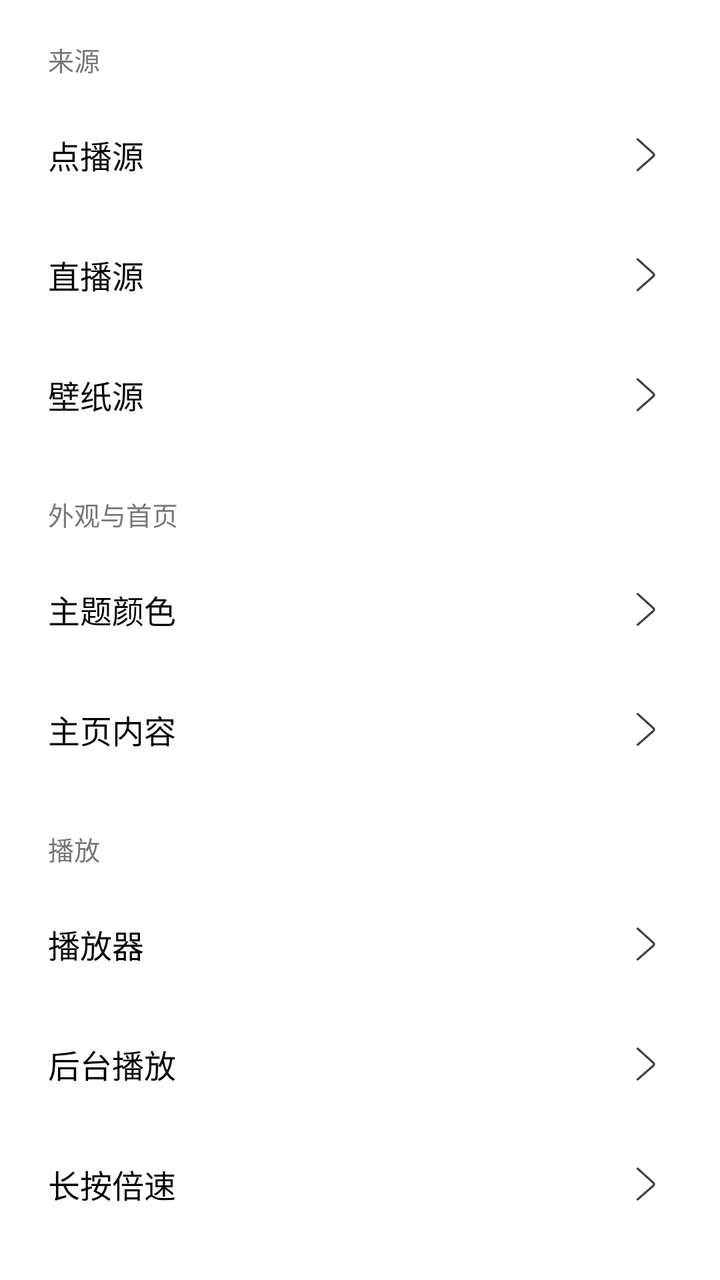
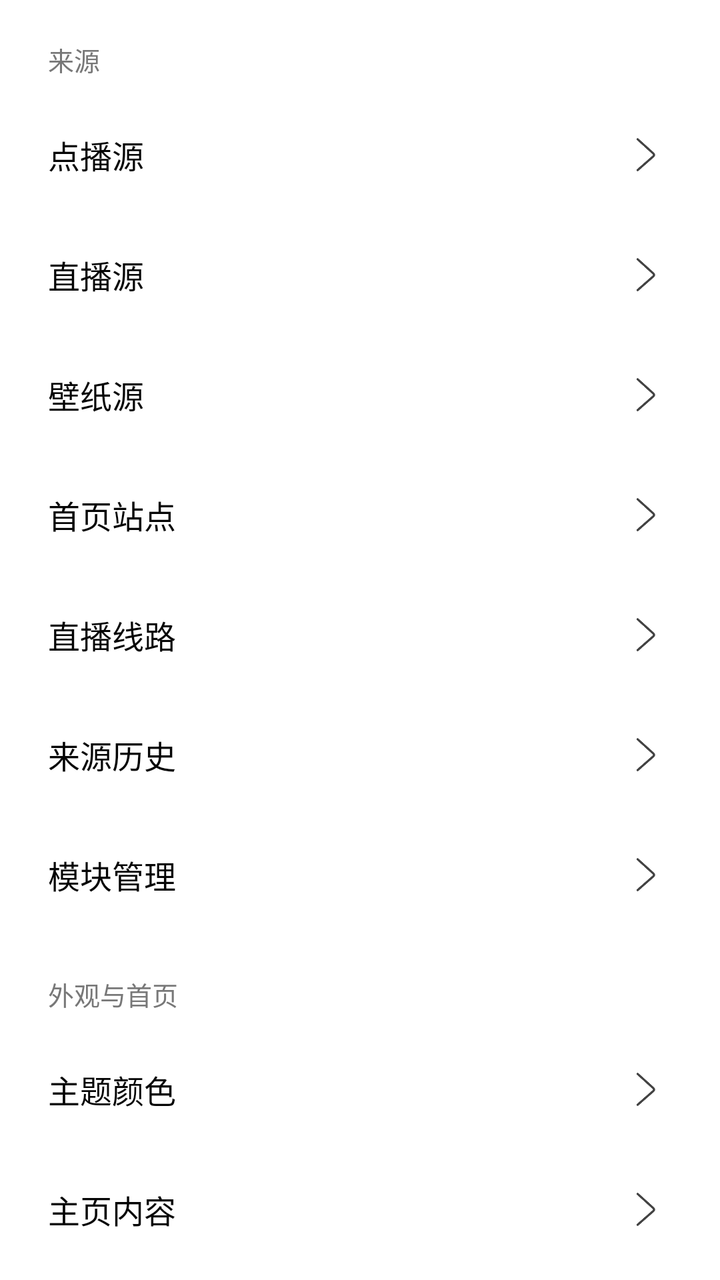

Screens rendered from an Android XML layout before and after an edit, with the pre-edit source and the edit as a unified diff.
<!-- AndroidManifest.xml: application theme AppTheme -->
<!-- res/layout/settings_content.xml -->
<?xml version='1.0' encoding='utf-8'?>
<LinearLayout xmlns:android="http://schemas.android.com/apk/res/android" xmlns:app="http://schemas.android.com/apk/res-auto" android:layout_width="match_parent" android:layout_height="wrap_content" android:orientation="vertical">
  <TextView android:layout_width="match_parent" android:layout_height="wrap_content" android:text="来源" android:textColor="@color/text_sub_foreground" android:textSize="13sp" android:paddingHorizontal="24dp" android:paddingTop="20dp" android:paddingBottom="8dp" />
  <LinearLayout android:id="@+id/llVodApi" android:layout_width="match_parent" android:layout_height="60dp" android:focusable="true" android:gravity="center_vertical" android:orientation="horizontal" android:paddingHorizontal="24dp" android:foreground="?android:selectableItemBackground">
    <TextView android:layout_width="wrap_content" android:layout_height="wrap_content" android:text="点播源" android:textColor="@color/text_foreground" android:textSize="16sp" />
    <Space android:layout_width="12dp" android:layout_height="wrap_content" android:layout_weight="0" />
    <TextView android:id="@+id/tvVodApi" android:layout_width="0dp" android:layout_height="wrap_content" android:maxWidth="180dp" android:ellipsize="end" android:singleLine="true" android:textSize="16sp" android:textColor="@color/text_sub_foreground" android:layout_weight="1" android:gravity="end|center_vertical" android:maxLines="1" android:layout_marginStart="12dp" />
    <ImageView android:layout_width="26dp" android:layout_height="26dp" android:alpha="0.75" android:src="@drawable/icon_pre" app:tint="@color/text_foreground" android:layout_marginStart="8dp" />
  </LinearLayout>
  <LinearLayout android:id="@+id/llLiveApi" android:layout_width="match_parent" android:layout_height="60dp" android:focusable="true" android:gravity="center_vertical" android:orientation="horizontal" android:paddingHorizontal="24dp" android:foreground="?android:selectableItemBackground">
    <TextView android:layout_width="wrap_content" android:layout_height="wrap_content" android:text="直播源" android:textColor="@color/text_foreground" android:textSize="16sp" />
    <Space android:layout_width="12dp" android:layout_height="wrap_content" android:layout_weight="0" />
    <TextView android:id="@+id/tvLiveApi" android:layout_width="0dp" android:layout_height="wrap_content" android:maxWidth="180dp" android:ellipsize="end" android:singleLine="true" android:textSize="16sp" android:textColor="@color/text_sub_foreground" android:layout_weight="1" android:gravity="end|center_vertical" android:maxLines="1" android:layout_marginStart="12dp" />
    <ImageView android:layout_width="26dp" android:layout_height="26dp" android:layout_gravity="center" android:alpha="0.75" android:src="@drawable/icon_pre" app:tint="@color/text_foreground" android:layout_marginStart="8dp" />
  </LinearLayout>
  <LinearLayout android:id="@+id/llWallpaper" android:layout_width="match_parent" android:layout_height="60dp" android:focusable="true" android:gravity="center_vertical" android:orientation="horizontal" android:paddingHorizontal="24dp" android:foreground="?android:selectableItemBackground">
    <TextView android:layout_width="wrap_content" android:layout_height="wrap_content" android:text="壁纸源" android:textColor="@color/text_foreground" android:textSize="16sp" />
    <Space android:layout_width="12dp" android:layout_height="wrap_content" android:layout_weight="0" />
    <TextView android:id="@+id/tvWallpaper" android:layout_width="0dp" android:layout_height="wrap_content" android:maxWidth="180dp" android:ellipsize="end" android:singleLine="true" android:textSize="16sp" android:textColor="@color/text_sub_foreground" android:layout_weight="1" android:gravity="end|center_vertical" android:maxLines="1" android:layout_marginStart="12dp" />
    <ImageView android:layout_width="26dp" android:layout_height="26dp" android:alpha="0.75" android:src="@drawable/icon_pre" app:tint="@color/text_foreground" android:layout_marginStart="8dp" />
  </LinearLayout>
  <TextView android:layout_width="match_parent" android:layout_height="wrap_content" android:text="外观与首页" android:textColor="@color/text_sub_foreground" android:textSize="13sp" android:paddingHorizontal="24dp" android:paddingTop="20dp" android:paddingBottom="8dp" />
  <LinearLayout android:id="@+id/llTheme" android:layout_width="match_parent" android:layout_height="60dp" android:focusable="true" android:gravity="center_vertical" android:orientation="horizontal" android:paddingHorizontal="24dp" android:foreground="?android:selectableItemBackground">
    <TextView android:layout_width="wrap_content" android:layout_height="wrap_content" android:text="主题颜色" android:textColor="@color/text_foreground" android:textSize="16sp" />
    <Space android:layout_width="12dp" android:layout_height="wrap_content" android:layout_weight="0" />
    <TextView android:id="@+id/tvTheme" android:layout_width="0dp" android:layout_height="wrap_content" android:textSize="16sp" android:textColor="@color/text_sub_foreground" android:layout_weight="1" android:gravity="end|center_vertical" android:maxLines="1" android:ellipsize="end" android:layout_marginStart="12dp" />
    <ImageView android:layout_width="26dp" android:layout_height="26dp" android:layout_gravity="center" android:alpha="0.75" android:src="@drawable/icon_pre" app:tint="@color/text_foreground" android:layout_marginStart="8dp" />
  </LinearLayout>
  <LinearLayout android:id="@+id/llHomeRec" android:layout_width="match_parent" android:layout_height="60dp" android:focusable="true" android:gravity="center_vertical" android:orientation="horizontal" android:paddingHorizontal="24dp" android:foreground="?android:selectableItemBackground">
    <TextView android:layout_width="wrap_content" android:layout_height="wrap_content" android:text="主页内容" android:textColor="@color/text_foreground" android:textSize="16sp" />
    <Space android:layout_width="12dp" android:layout_height="wrap_content" android:layout_weight="0" />
    <TextView android:id="@+id/tvHomeRec" android:layout_width="0dp" android:layout_height="wrap_content" android:textSize="16sp" android:textColor="@color/text_sub_foreground" android:layout_weight="1" android:gravity="end|center_vertical" android:maxLines="1" android:ellipsize="end" android:layout_marginStart="12dp" />
    <ImageView android:layout_width="26dp" android:layout_height="26dp" android:layout_gravity="center" android:alpha="0.75" android:src="@drawable/icon_pre" app:tint="@color/text_foreground" android:layout_marginStart="8dp" />
  </LinearLayout>
  <TextView android:layout_width="match_parent" android:layout_height="wrap_content" android:text="播放" android:textColor="@color/text_sub_foreground" android:textSize="13sp" android:paddingHorizontal="24dp" android:paddingTop="20dp" android:paddingBottom="8dp" />
  <LinearLayout android:id="@+id/llPlay" android:layout_width="match_parent" android:layout_height="60dp" android:focusable="true" android:gravity="center_vertical" android:orientation="horizontal" android:paddingHorizontal="24dp" android:foreground="?android:selectableItemBackground">
    <TextView android:layout_width="wrap_content" android:layout_height="wrap_content" android:text="播放器" android:textColor="@color/text_foreground" android:textSize="16sp" />
    <Space android:layout_width="12dp" android:layout_height="wrap_content" android:layout_weight="0" />
    <TextView android:id="@+id/tvPlay" android:layout_width="0dp" android:layout_height="wrap_content" android:textSize="16sp" android:textColor="@color/text_sub_foreground" android:layout_weight="1" android:gravity="end|center_vertical" android:maxLines="1" android:ellipsize="end" android:layout_marginStart="12dp" />
    <ImageView android:layout_width="26dp" android:layout_height="26dp" android:layout_gravity="center" android:alpha="0.75" android:src="@drawable/icon_pre" app:tint="@color/text_foreground" android:layout_marginStart="8dp" />
  </LinearLayout>
  <LinearLayout android:id="@+id/llBackgroundPlay" android:layout_width="match_parent" android:layout_height="60dp" android:focusable="true" android:gravity="center_vertical" android:orientation="horizontal" android:paddingHorizontal="24dp" android:foreground="?android:selectableItemBackground">
    <TextView android:layout_width="wrap_content" android:layout_height="wrap_content" android:text="后台播放" android:textColor="@color/text_foreground" android:textSize="16sp" />
    <Space android:layout_width="12dp" android:layout_height="wrap_content" android:layout_weight="0" />
    <TextView android:id="@+id/tvBackgroundPlayType" android:layout_width="0dp" android:layout_height="wrap_content" android:textSize="16sp" android:textColor="@color/text_sub_foreground" android:layout_weight="1" android:gravity="end|center_vertical" android:maxLines="1" android:ellipsize="end" android:layout_marginStart="12dp" />
    <ImageView android:layout_width="26dp" android:layout_height="26dp" android:layout_gravity="center" android:alpha="0.75" android:src="@drawable/icon_pre" app:tint="@color/text_foreground" android:layout_marginStart="8dp" />
  </LinearLayout>
  <LinearLayout android:id="@+id/llPressSpeed" android:layout_width="match_parent" android:layout_height="60dp" android:focusable="true" android:gravity="center_vertical" android:orientation="horizontal" android:paddingHorizontal="24dp" android:foreground="?android:selectableItemBackground">
    <TextView android:layout_width="wrap_content" android:layout_height="wrap_content" android:text="长按倍速" android:textColor="@color/text_foreground" android:textSize="16sp" />
    <Space android:layout_width="12dp" android:layout_height="wrap_content" android:layout_weight="0" />
    <TextView android:id="@+id/tvSpeed" android:layout_width="0dp" android:layout_height="wrap_content" android:textSize="16sp" android:textColor="@color/text_sub_foreground" android:layout_weight="1" android:gravity="end|center_vertical" android:maxLines="1" android:ellipsize="end" android:layout_marginStart="12dp" />
    <ImageView android:layout_width="26dp" android:layout_height="26dp" android:layout_gravity="center" android:alpha="0.75" android:src="@drawable/icon_pre" app:tint="@color/text_foreground" android:layout_marginStart="8dp" />
  </LinearLayout>
  <LinearLayout android:id="@+id/llScale" android:layout_width="match_parent" android:layout_height="60dp" android:gravity="center_vertical" android:orientation="horizontal" android:paddingHorizontal="24dp" android:foreground="?android:selectableItemBackground">
    <TextView android:layout_width="wrap_content" android:layout_height="wrap_content" android:text="画面缩放" android:textColor="@color/text_foreground" android:textSize="16sp" />
    <Space android:layout_width="12dp" android:layout_height="wrap_content" android:layout_weight="0" />
    <TextView android:id="@+id/tvScaleType" android:layout_width="0dp" android:layout_height="wrap_content" android:textSize="16sp" android:textColor="@color/text_sub_foreground" android:layout_weight="1" android:gravity="end|center_vertical" android:maxLines="1" android:ellipsize="end" android:layout_marginStart="12dp" />
    <ImageView android:layout_width="26dp" android:layout_height="26dp" android:layout_gravity="center" android:alpha="0.75" android:src="@drawable/icon_pre" app:tint="@color/text_foreground" android:layout_marginStart="8dp" />
  </LinearLayout>
  <LinearLayout android:id="@+id/llMediaCodec" android:layout_width="match_parent" android:layout_height="60dp" android:focusable="true" android:gravity="center_vertical" android:orientation="horizontal" android:paddingHorizontal="24dp" android:foreground="?android:selectableItemBackground">
    <TextView android:layout_width="wrap_content" android:layout_height="wrap_content" android:text="IJK解码方式" android:textColor="@color/text_foreground" android:textSize="16sp" />
    <Space android:layout_width="12dp" android:layout_height="wrap_content" android:layout_weight="0" />
    <TextView android:id="@+id/tvMediaCodec" android:layout_width="0dp" android:layout_height="wrap_content" android:textSize="16sp" android:textColor="@color/text_sub_foreground" android:layout_weight="1" android:gravity="end|center_vertical" android:maxLines="1" android:ellipsize="end" android:layout_marginStart="12dp" />
    <ImageView android:layout_width="26dp" android:layout_height="26dp" android:layout_gravity="center" android:alpha="0.75" android:src="@drawable/icon_pre" app:tint="@color/text_foreground" android:layout_marginStart="8dp" />
  </LinearLayout>
  <LinearLayout android:id="@+id/llRender" android:layout_width="match_parent" android:layout_height="60dp" android:gravity="center_vertical" android:orientation="horizontal" android:paddingHorizontal="24dp" android:foreground="?android:selectableItemBackground">
    <TextView android:layout_width="wrap_content" android:layout_height="wrap_content" android:text="渲染方式" android:textColor="@color/text_foreground" android:textSize="16sp" />
    <Space android:layout_width="12dp" android:layout_height="wrap_content" android:layout_weight="0" />
    <TextView android:id="@+id/tvRenderType" android:layout_width="0dp" android:layout_height="wrap_content" android:textSize="16sp" android:textColor="@color/text_sub_foreground" android:layout_weight="1" android:gravity="end|center_vertical" android:maxLines="1" android:ellipsize="end" android:layout_marginStart="12dp" />
    <ImageView android:layout_width="26dp" android:layout_height="26dp" android:layout_gravity="center" android:alpha="0.75" android:src="@drawable/icon_pre" app:tint="@color/text_foreground" android:layout_marginStart="8dp" />
  </LinearLayout>
  <LinearLayout android:id="@+id/llVideoPurify" android:layout_width="match_parent" android:layout_height="60dp" android:focusable="true" android:gravity="center_vertical" android:orientation="horizontal" android:paddingHorizontal="24dp" android:foreground="?android:selectableItemBackground">
    <TextView android:layout_width="wrap_content" android:layout_height="wrap_content" android:text="广告过滤" android:textColor="@color/text_foreground" android:textSize="16sp" />
    <Space android:layout_width="12dp" android:layout_height="wrap_content" android:layout_weight="0" />
    <com.google.android.material.switchmaterial.SwitchMaterial android:id="@+id/switchVideoPurify" android:layout_width="wrap_content" android:layout_height="wrap_content" android:clickable="false" />
  </LinearLayout>
  <LinearLayout android:id="@+id/llIjkCachePlay" android:layout_width="match_parent" android:layout_height="60dp" android:focusable="true" android:gravity="center_vertical" android:orientation="horizontal" android:paddingHorizontal="24dp" android:foreground="?android:selectableItemBackground">
    <TextView android:layout_width="wrap_content" android:layout_height="wrap_content" android:text="IJK缓存" android:textColor="@color/text_foreground" android:textSize="16sp" />
    <Space android:layout_width="12dp" android:layout_height="wrap_content" android:layout_weight="0" />
    <com.google.android.material.switchmaterial.SwitchMaterial android:id="@+id/switchIjkCachePlay" android:layout_width="wrap_content" android:layout_height="wrap_content" android:clickable="false" />
  </LinearLayout>
  <TextView android:layout_width="match_parent" android:layout_height="wrap_content" android:text="数据与隐私" android:textColor="@color/text_sub_foreground" android:textSize="13sp" android:paddingHorizontal="24dp" android:paddingTop="20dp" android:paddingBottom="8dp" />
  <LinearLayout android:id="@+id/llPrivateBrowsing" android:layout_width="match_parent" android:layout_height="60dp" android:focusable="true" android:gravity="center_vertical" android:orientation="horizontal" android:paddingHorizontal="24dp" android:foreground="?android:selectableItemBackground">
    <TextView android:layout_width="wrap_content" android:layout_height="wrap_content" android:text="无痕浏览" android:textColor="@color/text_foreground" android:textSize="16sp" />
    <Space android:layout_width="12dp" android:layout_height="wrap_content" android:layout_weight="0" />
    <com.google.android.material.switchmaterial.SwitchMaterial android:id="@+id/switchPrivateBrowsing" android:layout_width="wrap_content" android:layout_height="wrap_content" android:clickable="false" />
  </LinearLayout>
  <LinearLayout android:id="@+id/llHistoryNum" android:layout_width="match_parent" android:layout_height="60dp" android:focusable="true" android:gravity="center_vertical" android:orientation="horizontal" android:paddingHorizontal="24dp" android:foreground="?android:selectableItemBackground">
    <TextView android:layout_width="wrap_content" android:layout_height="wrap_content" android:text="历史保留数量" android:textColor="@color/text_foreground" android:textSize="16sp" />
    <Space android:layout_width="12dp" android:layout_height="wrap_content" android:layout_weight="0" />
    <TextView android:id="@+id/tvHistoryNum" android:layout_width="0dp" android:layout_height="wrap_content" android:textSize="16sp" android:textColor="@color/text_sub_foreground" android:layout_weight="1" android:gravity="end|center_vertical" android:maxLines="1" android:ellipsize="end" android:layout_marginStart="12dp" />
    <ImageView android:layout_width="26dp" android:layout_height="26dp" android:layout_gravity="center" android:alpha="0.75" android:src="@drawable/icon_pre" app:tint="@color/text_foreground" android:layout_marginStart="8dp" />
  </LinearLayout>
  <LinearLayout android:id="@+id/llDns" android:layout_width="match_parent" android:layout_height="60dp" android:focusable="true" android:gravity="center_vertical" android:orientation="horizontal" android:paddingHorizontal="24dp" android:foreground="?android:selectableItemBackground">
    <TextView android:layout_width="wrap_content" android:layout_height="wrap_content" android:text="安全DNS" android:textColor="@color/text_foreground" android:textSize="16sp" />
    <Space android:layout_width="12dp" android:layout_height="wrap_content" android:layout_weight="0" />
    <TextView android:id="@+id/tvDns" android:layout_width="0dp" android:layout_height="wrap_content" android:textSize="16sp" android:textColor="@color/text_sub_foreground" android:layout_weight="1" android:gravity="end|center_vertical" android:maxLines="1" android:ellipsize="end" android:layout_marginStart="12dp" />
    <ImageView android:layout_width="26dp" android:layout_height="26dp" android:layout_gravity="center" android:alpha="0.75" android:src="@drawable/icon_pre" app:tint="@color/text_foreground" android:layout_marginStart="8dp" />
  </LinearLayout>
  <LinearLayout android:id="@+id/llBackup" android:layout_width="match_parent" android:layout_height="60dp" android:focusable="true" android:gravity="center_vertical" android:orientation="horizontal" android:paddingHorizontal="24dp" android:foreground="?android:selectableItemBackground">
    <TextView android:layout_width="wrap_content" android:layout_height="wrap_content" android:text="数据备份还原" android:textColor="@color/text_foreground" android:textSize="16sp" />
    <Space android:layout_width="12dp" android:layout_height="wrap_content" android:layout_weight="0" />
    <ImageView android:layout_width="26dp" android:layout_height="26dp" android:layout_gravity="center" android:alpha="0.75" android:src="@drawable/icon_pre" app:tint="@color/text_foreground" android:layout_marginStart="8dp" />
  </LinearLayout>
  <LinearLayout android:id="@+id/llClearCache" android:layout_width="match_parent" android:layout_height="60dp" android:focusable="true" android:gravity="center_vertical" android:orientation="horizontal" android:paddingHorizontal="24dp" android:foreground="?android:selectableItemBackground">
    <TextView android:layout_width="wrap_content" android:layout_height="wrap_content" android:text="清空缓存" android:textColor="@color/text_foreground" android:textSize="16sp" />
    <Space android:layout_width="12dp" android:layout_height="wrap_content" android:layout_weight="0" />
    <ImageView android:layout_width="26dp" android:layout_height="26dp" android:layout_gravity="center" android:alpha="0.75" android:src="@drawable/icon_pre" app:tint="@color/text_foreground" android:layout_marginStart="8dp" />
  </LinearLayout>
</LinearLayout>
<!-- resources referenced by this layout -->
<resources>
  <color name="text_foreground">#050505</color>
  <color name="text_sub_foreground">#787878</color>
  <!-- drawable icon_pre: png bitmap (drawable, 3137 bytes) -->
  <style name="AppTheme" parent="Theme.MaterialComponents.DayNight.NoActionBar">
          
          <item name="colorPrimary">@color/colorPrimary</item>
          
          <item name="colorAccent">@color/colorAccent</item>
          
          <item name="android:windowBackground">@color/windowBackground</item>
      </style>
  <color name="colorPrimary">#567df4</color>
  <color name="colorAccent">#3e4fb1</color>
  <color name="windowBackground">#fff</color>
</resources>

<!-- the commit's change to res/layout/settings_content.xml (unified diff, before → after) -->
@@ -19,6 +19,26 @@
     <TextView android:id="@+id/tvWallpaper" android:layout_width="0dp" android:layout_height="wrap_content" android:maxWidth="180dp" android:ellipsize="end" android:singleLine="true" android:textSize="16sp" android:textColor="@color/text_sub_foreground" android:layout_weight="1" android:gravity="end|center_vertical" android:maxLines="1" android:layout_marginStart="12dp" />
     <ImageView android:layout_width="26dp" android:layout_height="26dp" android:alpha="0.75" android:src="@drawable/icon_pre" app:tint="@color/text_foreground" android:layout_marginStart="8dp" />
   </LinearLayout>
+  <LinearLayout android:id="@+id/llVodHome" android:layout_width="match_parent" android:layout_height="60dp" android:focusable="true" android:gravity="center_vertical" android:orientation="horizontal" android:paddingHorizontal="24dp" android:foreground="?android:selectableItemBackground">
+    <TextView android:layout_width="wrap_content" android:layout_height="wrap_content" android:text="首页站点" android:textColor="@color/text_foreground" android:textSize="16sp" />
+    <TextView  android:layout_width="0dp" android:layout_height="wrap_content" android:layout_weight="1" android:gravity="end" android:textColor="@color/text_sub_foreground" android:textSize="16sp" />
+    <ImageView android:layout_width="26dp" android:layout_height="26dp" android:alpha="0.75" android:src="@drawable/icon_pre" app:tint="@color/text_foreground" />
+  </LinearLayout>
+  <LinearLayout android:id="@+id/llLiveHome" android:layout_width="match_parent" android:layout_height="60dp" android:focusable="true" android:gravity="center_vertical" android:orientation="horizontal" android:paddingHorizontal="24dp" android:foreground="?android:selectableItemBackground">
+    <TextView android:layout_width="wrap_content" android:layout_height="wrap_content" android:text="直播线路" android:textColor="@color/text_foreground" android:textSize="16sp" />
+    <TextView  android:layout_width="0dp" android:layout_height="wrap_content" android:layout_weight="1" android:gravity="end" android:textColor="@color/text_sub_foreground" android:textSize="16sp" />
+    <ImageView android:layout_width="26dp" android:layout_height="26dp" android:alpha="0.75" android:src="@drawable/icon_pre" app:tint="@color/text_foreground" />
+  </LinearLayout>
+  <LinearLayout android:id="@+id/llSourceHistory" android:layout_width="match_parent" android:layout_height="60dp" android:focusable="true" android:gravity="center_vertical" android:orientation="horizontal" android:paddingHorizontal="24dp" android:foreground="?android:selectableItemBackground">
+    <TextView android:layout_width="wrap_content" android:layout_height="wrap_content" android:text="来源历史" android:textColor="@color/text_foreground" android:textSize="16sp" />
+    <TextView  android:layout_width="0dp" android:layout_height="wrap_content" android:layout_weight="1" android:gravity="end" android:textColor="@color/text_sub_foreground" android:textSize="16sp" />
+    <ImageView android:layout_width="26dp" android:layout_height="26dp" android:alpha="0.75" android:src="@drawable/icon_pre" app:tint="@color/text_foreground" />
+  </LinearLayout>
+  <LinearLayout android:id="@+id/llModuleManager" android:layout_width="match_parent" android:layout_height="60dp" android:focusable="true" android:gravity="center_vertical" android:orientation="horizontal" android:paddingHorizontal="24dp" android:foreground="?android:selectableItemBackground">
+    <TextView android:layout_width="wrap_content" android:layout_height="wrap_content" android:text="模块管理" android:textColor="@color/text_foreground" android:textSize="16sp" />
+    <TextView  android:layout_width="0dp" android:layout_height="wrap_content" android:layout_weight="1" android:gravity="end" android:textColor="@color/text_sub_foreground" android:textSize="16sp" />
+    <ImageView android:layout_width="26dp" android:layout_height="26dp" android:alpha="0.75" android:src="@drawable/icon_pre" app:tint="@color/text_foreground" />
+  </LinearLayout>
   <TextView android:layout_width="match_parent" android:layout_height="wrap_content" android:text="外观与首页" android:textColor="@color/text_sub_foreground" android:textSize="13sp" android:paddingHorizontal="24dp" android:paddingTop="20dp" android:paddingBottom="8dp" />
   <LinearLayout android:id="@+id/llTheme" android:layout_width="match_parent" android:layout_height="60dp" android:focusable="true" android:gravity="center_vertical" android:orientation="horizontal" android:paddingHorizontal="24dp" android:foreground="?android:selectableItemBackground">
     <TextView android:layout_width="wrap_content" android:layout_height="wrap_content" android:text="主题颜色" android:textColor="@color/text_foreground" android:textSize="16sp" />
@@ -32,7 +52,32 @@
     <TextView android:id="@+id/tvHomeRec" android:layout_width="0dp" android:layout_height="wrap_content" android:textSize="16sp" android:textColor="@color/text_sub_foreground" android:layout_weight="1" android:gravity="end|center_vertical" android:maxLines="1" android:ellipsize="end" android:layout_marginStart="12dp" />
     <ImageView android:layout_width="26dp" android:layout_height="26dp" android:layout_gravity="center" android:alpha="0.75" android:src="@drawable/icon_pre" app:tint="@color/text_foreground" android:layout_marginStart="8dp" />
   </LinearLayout>
+  <LinearLayout android:id="@+id/llImageSize" android:layout_width="match_parent" android:layout_height="60dp" android:focusable="true" android:gravity="center_vertical" android:orientation="horizontal" android:paddingHorizontal="24dp" android:foreground="?android:selectableItemBackground">
+    <TextView android:layout_width="wrap_content" android:layout_height="wrap_content" android:text="图片尺寸" android:textColor="@color/text_foreground" android:textSize="16sp" />
+    <TextView android:id="@+id/tvImageSize" android:layout_width="0dp" android:layout_height="wrap_content" android:layout_weight="1" android:gravity="end" android:textColor="@color/text_sub_foreground" android:textSize="16sp" />
+    <ImageView android:layout_width="26dp" android:layout_height="26dp" android:alpha="0.75" android:src="@drawable/icon_pre" app:tint="@color/text_foreground" />
+  </LinearLayout>
+  <LinearLayout android:id="@+id/llThemeColor" android:layout_width="match_parent" android:layout_height="60dp" android:focusable="true" android:gravity="center_vertical" android:orientation="horizontal" android:paddingHorizontal="24dp" android:foreground="?android:selectableItemBackground">
+    <TextView android:layout_width="wrap_content" android:layout_height="wrap_content" android:text="主题色彩" android:textColor="@color/text_foreground" android:textSize="16sp" />
+    <TextView android:id="@+id/tvThemeColor" android:layout_width="0dp" android:layout_height="wrap_content" android:layout_weight="1" android:gravity="end" android:textColor="@color/text_sub_foreground" android:textSize="16sp" />
+    <ImageView android:layout_width="26dp" android:layout_height="26dp" android:alpha="0.75" android:src="@drawable/icon_pre" app:tint="@color/text_foreground" />
+  </LinearLayout>
+  <LinearLayout android:id="@+id/llHotSearch" android:layout_width="match_parent" android:layout_height="60dp" android:focusable="true" android:gravity="center_vertical" android:orientation="horizontal" android:paddingHorizontal="24dp" android:foreground="?android:selectableItemBackground">
+    <TextView android:layout_width="wrap_content" android:layout_height="wrap_content" android:text="热门搜索" android:textColor="@color/text_foreground" android:textSize="16sp" />
+    <TextView  android:layout_width="0dp" android:layout_height="wrap_content" android:layout_weight="1" android:gravity="end" android:textColor="@color/text_sub_foreground" android:textSize="16sp" />
+    <ImageView android:layout_width="26dp" android:layout_height="26dp" android:alpha="0.75" android:src="@drawable/icon_pre" app:tint="@color/text_foreground" />
+  </LinearLayout>
   <TextView android:layout_width="match_parent" android:layout_height="wrap_content" android:text="播放" android:textColor="@color/text_sub_foreground" android:textSize="13sp" android:paddingHorizontal="24dp" android:paddingTop="20dp" android:paddingBottom="8dp" />
+  <LinearLayout android:id="@+id/llPlaybackSettings" android:layout_width="match_parent" android:layout_height="60dp" android:focusable="true" android:gravity="center_vertical" android:orientation="horizontal" android:paddingHorizontal="24dp" android:foreground="?android:selectableItemBackground">
+    <TextView android:layout_width="wrap_content" android:layout_height="wrap_content" android:text="播放设置" android:textColor="@color/text_foreground" android:textSize="16sp" />
+    <TextView  android:layout_width="0dp" android:layout_height="wrap_content" android:layout_weight="1" android:gravity="end" android:textColor="@color/text_sub_foreground" android:textSize="16sp" />
+    <ImageView android:layout_width="26dp" android:layout_height="26dp" android:alpha="0.75" android:src="@drawable/icon_pre" app:tint="@color/text_foreground" />
+  </LinearLayout>
+  <LinearLayout android:id="@+id/llDanmakuSettings" android:layout_width="match_parent" android:layout_height="60dp" android:focusable="true" android:gravity="center_vertical" android:orientation="horizontal" android:paddingHorizontal="24dp" android:foreground="?android:selectableItemBackground">
+    <TextView android:layout_width="wrap_content" android:layout_height="wrap_content" android:text="弹幕设置" android:textColor="@color/text_foreground" android:textSize="16sp" />
+    <TextView  android:layout_width="0dp" android:layout_height="wrap_content" android:layout_weight="1" android:gravity="end" android:textColor="@color/text_sub_foreground" android:textSize="16sp" />
+    <ImageView android:layout_width="26dp" android:layout_height="26dp" android:alpha="0.75" android:src="@drawable/icon_pre" app:tint="@color/text_foreground" />
+  </LinearLayout>
   <LinearLayout android:id="@+id/llPlay" android:layout_width="match_parent" android:layout_height="60dp" android:focusable="true" android:gravity="center_vertical" android:orientation="horizontal" android:paddingHorizontal="24dp" android:foreground="?android:selectableItemBackground">
     <TextView android:layout_width="wrap_content" android:layout_height="wrap_content" android:text="播放器" android:textColor="@color/text_foreground" android:textSize="16sp" />
     <Space android:layout_width="12dp" android:layout_height="wrap_content" android:layout_weight="0" />
